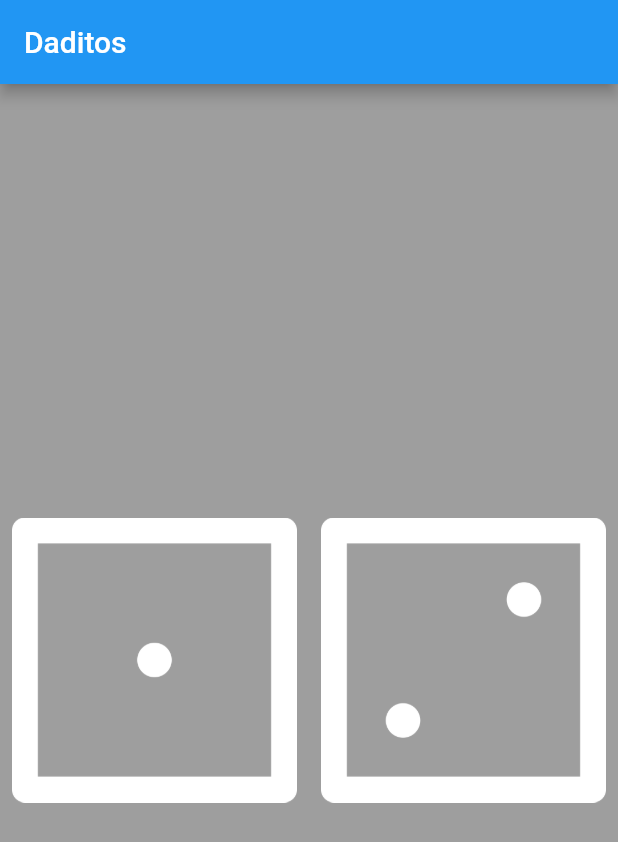
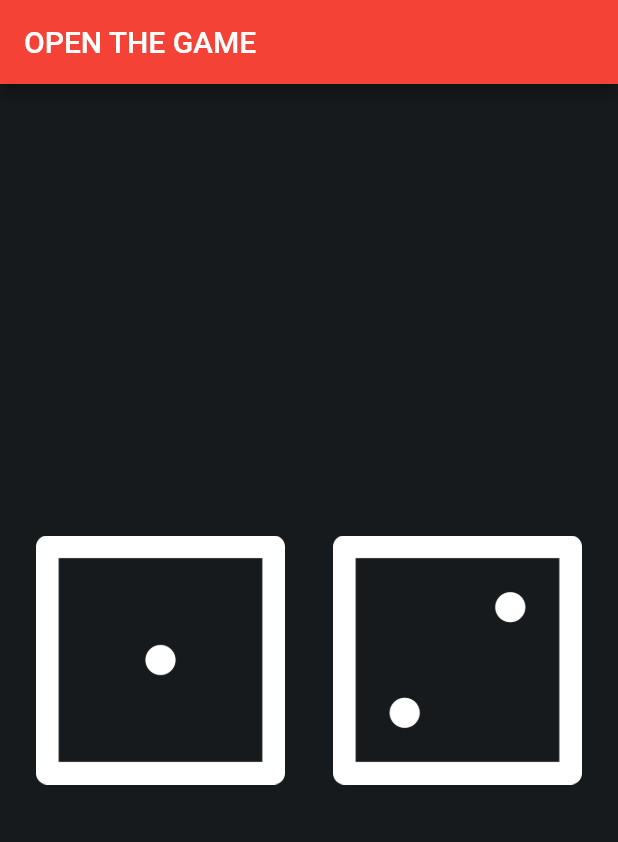
Before and after one commit to Hugocrown1/PracticasFlutter, a Flutter app: the screen it shows after launch, on a phone screen of 412 x 824 dp. Shown: the top 842 px of the screen. Run offline on Flutter 3.47's test engine with Material 2 defaults, Android fonts, the light colour scheme and no system bars.

Commit message:
Se cambiaron los colores

```diff
--- a/dice/dice/lib/dice.dart
+++ b/dice/dice/lib/dice.dart
@@ -51,7 +51,9 @@ class _DiceGameState extends State<DiceGame> {
 
   @override
   Widget build(BuildContext context) {
-    return Center(
+    return Padding(
+      padding: const EdgeInsets.all(8.0),
+      child: Center(
         child: Row(
           children: [
             Expanded(
@@ -74,6 +76,7 @@ class _DiceGameState extends State<DiceGame> {
             ))
           ],
         ),
+      ),
     );
   }
 }
--- a/dice/dice/lib/home_page.dart
+++ b/dice/dice/lib/home_page.dart
@@ -7,11 +7,11 @@ class HomePage extends StatelessWidget {
   @override
   Widget build(BuildContext context) {
     return Scaffold(
-      backgroundColor: Colors.grey,
+      backgroundColor: Color.fromRGBO(22, 26, 29, 1),
       appBar: AppBar(
-        title: const Text('Daditos'),
+        title: const Text('OPEN THE GAME'),
       ),
-      body: const Dice(),
+      body: const DiceGame(),
     );
   }
 }
--- a/dice/dice/lib/main.dart
+++ b/dice/dice/lib/main.dart
@@ -15,7 +15,7 @@ class MyApp extends StatelessWidget {
       debugShowCheckedModeBanner: false,
       title: 'Flutter Demo',
       theme: ThemeData(
-        primarySwatch: Colors.blue,
+        primarySwatch: Colors.red,
       ),
       home: const HomePage(),
     );
```
Lines whose indentation alone changed are shown as unchanged.
